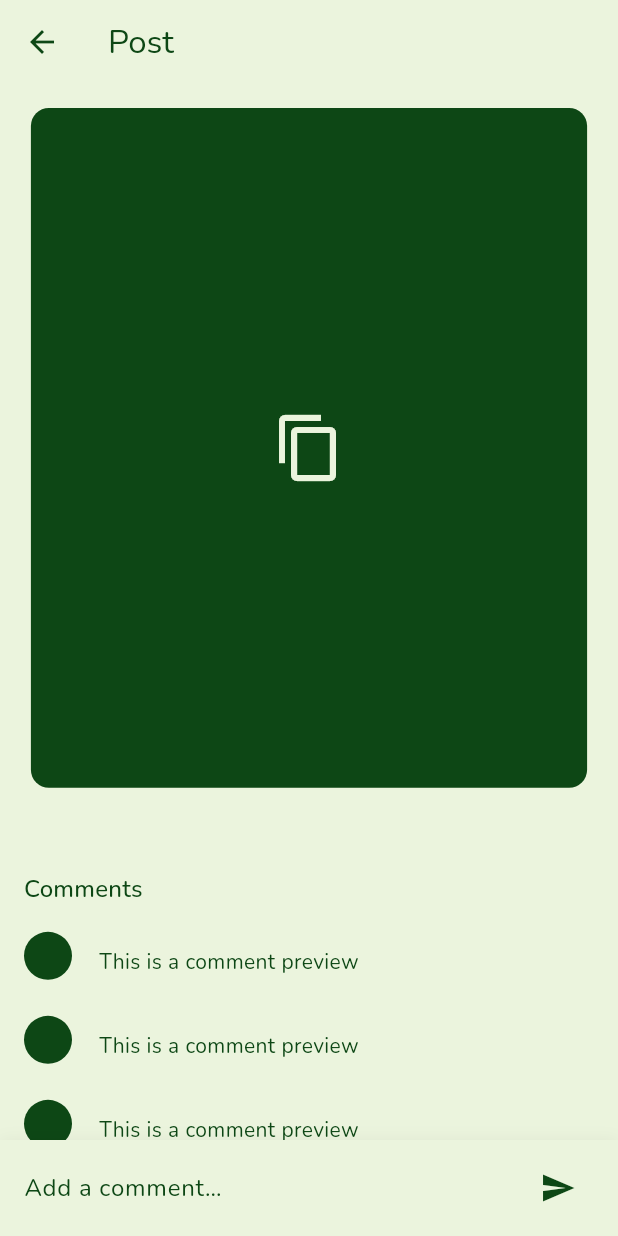
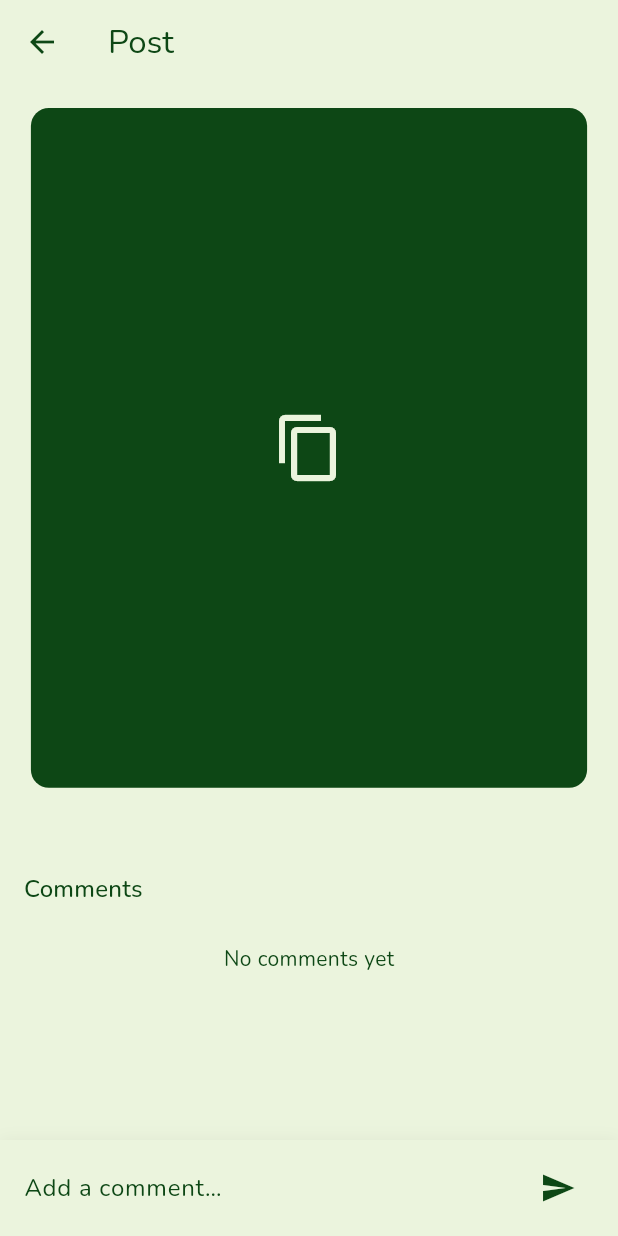
Before and after one commit to mohammedafreedps/content_management_app, a Flutter app: the PostDetail screen opened directly with empty values, on a phone screen of 412 x 824 dp. Run offline on Flutter 3.47's test engine with Material 3 defaults, Android fonts, the phone set to English and light mode, and no system bars; our stand-ins replace bloc, cloud_firestore, file_picker, firebase_auth, firebase_core, firebase_database and 3 more; accounts and stored records are empty.

Commit message:
comment section added

```diff
--- a/lib/main.dart
+++ b/lib/main.dart
@@ -1,6 +1,7 @@
 import 'package:content_managing_app/firebase_funtions/firebase_auth_funtions.dart';
 import 'package:content_managing_app/firebase_options.dart';
 import 'package:content_managing_app/screen/home_nav_screens/add_media/cubit/fire_upload_cubit.dart';
+import 'package:content_managing_app/screen/home_nav_screens/review/cubit/comment_cubit.dart';
 import 'package:content_managing_app/screen/home_screen/home_screen.dart';
 import 'package:content_managing_app/screen/login_signup/cubit/login/login_cubit.dart';
 import 'package:content_managing_app/screen/login_signup/cubit/signup/signup_cubit.dart';
@@ -29,6 +30,7 @@ class MyApp extends StatelessWidget {
         BlocProvider(create: (context) => LoginCubit()),
         BlocProvider(create: (context) => SignupCubit()),
         BlocProvider(create: (context) => FileUploadCubit()),
+        BlocProvider(create: (context) => CommentCubit()),
       ],
       child: MaterialApp(
         themeMode: ThemeMode.light,
--- /dev/null
+++ b/lib/screen/home_nav_screens/review/cubit/comment_state.dart
@@ -0,0 +1,15 @@
+part of 'comment_cubit.dart';
+
+@immutable
+sealed class CommentState {}
+
+final class CommentInitial extends CommentState {}
+
+final class CommentFailedState extends CommentState{
+  final String message;
+  CommentFailedState({required this.message});
+}
+
+final class CommentingState extends CommentState{}
+
+final class CommentedSuccsussState extends CommentState{}
--- a/lib/screen/home_nav_screens/review/widget/post_detail.dart
+++ b/lib/screen/home_nav_screens/review/widget/post_detail.dart
@@ -1,8 +1,13 @@
+import 'package:content_managing_app/firebase_funtions/firebase_comment_functions.dart';
+import 'package:content_managing_app/helper_funtions/format_comment_time.dart';
 import 'package:content_managing_app/main.dart';
 import 'package:content_managing_app/models/uploaded_media_model.dart';
+import 'package:content_managing_app/screen/home_nav_screens/review/cubit/comment_cubit.dart';
+import 'package:content_managing_app/screen/widgets/snack_bar_error_messenger.dart';
 import 'package:content_managing_app/theme/app_radious.dart';
 import 'package:content_managing_app/theme/app_spacing.dart';
 import 'package:flutter/material.dart';
+import 'package:flutter_bloc/flutter_bloc.dart';
 
 class PostDetail extends StatefulWidget {
   final UploadedMedia uploadedMedia;
@@ -28,7 +33,9 @@ class _PostDetailState extends State<PostDetail> {
 
     return Scaffold(
       resizeToAvoidBottomInset: true,
-      appBar: AppBar(title: Text(widget.uploadedMedia.isStory ? 'Story' : 'Post')),
+      appBar: AppBar(
+        title: Text(widget.uploadedMedia.isStory ? 'Story' : 'Post'),
+      ),
 
       // ================= CONTENT =================
       body: SingleChildScrollView(
@@ -74,12 +81,41 @@ class _PostDetailState extends State<PostDetail> {
 
             const SizedBox(height: AppSpacing.sm),
 
-            // Placeholder comments list
-            ListView.builder(
+            StreamBuilder<List<Map<String, dynamic>>>(
+              stream: FirebaseCommentFunctions.instance.streamPostComments(
+                widget.uploadedMedia.id,
+              ),
+              builder: (context, snapshot) {
+                if (snapshot.connectionState == ConnectionState.waiting) {
+                  return const Padding(
+                    padding: EdgeInsets.all(16),
+                    child: CircularProgressIndicator(),
+                  );
+                }
+
+                if (snapshot.hasError) {
+                  return const Padding(
+                    padding: EdgeInsets.all(16),
+                    child: Text('Failed to load comments'),
+                  );
+                }
+
+                final comments = snapshot.data ?? [];
+
+                if (comments.isEmpty) {
+                  return const Padding(
+                    padding: EdgeInsets.all(16),
+                    child: Text('No comments yet'),
+                  );
+                }
+
+                return ListView.builder(
                   shrinkWrap: true,
                   physics: const NeverScrollableScrollPhysics(),
-              itemCount: 3,
+                  itemCount: comments.length,
                   itemBuilder: (_, index) {
+                    final comment = comments[index];
+
                     return Padding(
                       padding: const EdgeInsets.symmetric(vertical: 8),
                       child: Row(
@@ -94,11 +130,35 @@ class _PostDetailState extends State<PostDetail> {
                                 color: Theme.of(context).colorScheme.surface,
                                 borderRadius: BorderRadius.circular(8),
                               ),
-                          child: const Text('This is a comment preview'),
+                              child: Column(
+                                crossAxisAlignment: CrossAxisAlignment.start,
+                                children: [
+                                  // ---------- COMMENT TEXT ----------
+                                  Text(
+                                    comment['text'] ?? '',
+                                    style: Theme.of(
+                                      context,
+                                    ).textTheme.bodyMedium,
+                                  ),
+
+                                  const SizedBox(height: 4),
+
+                                  // ---------- TIME ----------
+                                  Text(
+                                    formatCommentTime(comment['createdAt']),
+                                    style: Theme.of(context)
+                                        .textTheme
+                                        .labelSmall
+                                        ?.copyWith(color: Colors.grey),
+                                  ),
+                                ],
+                              ),
                             ),
                           ),
                         ],
                       ),
+                    );
+                  },
                 );
               },
             ),
@@ -123,7 +183,10 @@ class _PostDetailState extends State<PostDetail> {
             decoration: BoxDecoration(
               color: Theme.of(context).colorScheme.surface,
               boxShadow: [
-                BoxShadow(color: Colors.black.withValues(alpha:  0.05), blurRadius: 8),
+                BoxShadow(
+                  color: Colors.black.withValues(alpha: 0.05),
+                  blurRadius: 8,
+                ),
               ],
             ),
             child: Row(
@@ -140,18 +203,35 @@ class _PostDetailState extends State<PostDetail> {
                   ),
                 ),
                 const SizedBox(width: AppSpacing.sm),
-                IconButton(
+                BlocConsumer<CommentCubit, CommentState>(
+                  listener: (context, state) {
+                    if (state is CommentFailedState) {
+                      snackBarErrorMessage(
+                        context: context,
+                        message: state.message,
+                      );
+                    }
+                    if (state is CommentedSuccsussState) {
+                      _commentController.clear();
+                    }
+                  },
+                  builder: (context, state) {
+                    return IconButton(
                       onPressed: () {
                         final text = _commentController.text.trim();
                         if (text.isEmpty) return;
-
+                        context.read<CommentCubit>().postComment(
+                          postId: widget.uploadedMedia.id,
+                          text: _commentController.text.trim(),
+                        );
                         debugPrint('Send comment: $text');
-                    _commentController.clear();
                       },
                       icon: Icon(
                         Icons.send,
                         color: Theme.of(context).colorScheme.primary,
                       ),
+                    );
+                  },
                 ),
               ],
             ),
```
Also changed, not shown: lib/firebase_funtions/firebase_comment_functions.dart (added, +125 -0 lines), lib/helper_funtions/format_comment_time.dart (added, +15 -0 lines), lib/screen/home_nav_screens/review/cubit/comment_cubit.dart (added, +29 -0 lines). Lines whose indentation alone changed are shown as unchanged.
